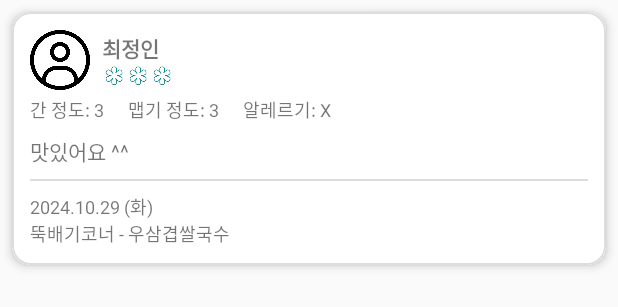
After one commit to SSU-CHELIN/ssu-chelin, an Android app: the layout item_nav2.xml on its own in the app's theme, with its tools: preview values and no code run, on a phone screen of 412 x 824 dp. The commit adds this screen. Shown: the top 307 px of the screen. Run offline under Robolectric (Android 15) with nearby library versions, the phone set to English and light mode, and no system bars.

Commit message:
2번쨰 네비게이션

```diff
--- a/app/src/main/java/com/example/ssuchelin/review/SubCategoryFragment.java
+++ b/app/src/main/java/com/example/ssuchelin/review/SubCategoryFragment.java
@@ -275,7 +275,7 @@ public class SubCategoryFragment extends Fragment {
         @NonNull
         @Override
         public ReviewViewHolder onCreateViewHolder(@NonNull ViewGroup parent, int viewType) {
-            View view = LayoutInflater.from(parent.getContext()).inflate(R.layout.overview_review_item, parent, false);
+            View view = LayoutInflater.from(parent.getContext()).inflate(R.layout.item_nav2, parent, false);
             return new ReviewViewHolder(view);
         }
 
@@ -291,10 +291,6 @@ public class SubCategoryFragment extends Fragment {
             holder.star2.setImageResource(review.getStarCount() >= 2 ? R.drawable.star_100 : R.drawable.star_0);
             holder.star3.setImageResource(review.getStarCount() >= 3 ? R.drawable.star_100 : R.drawable.star_0);
 
-            // 수정 버튼 클릭 시 예시
-            holder.editbtn.setOnClickListener(v -> {
-                Toast.makeText(getContext(), "수정 기능 예시: " + review.getUserReview(), Toast.LENGTH_SHORT).show();
-            });
         }
 
         @Override
@@ -310,7 +306,6 @@ public class SubCategoryFragment extends Fragment {
         class ReviewViewHolder extends RecyclerView.ViewHolder {
             TextView usernameTextView, reviewTextView;
             ImageView star1, star2, star3; // ImageView로 변경
-            TextView editbtn;
 
             public ReviewViewHolder(@NonNull View itemView) {
                 super(itemView);
@@ -319,7 +314,6 @@ public class SubCategoryFragment extends Fragment {
                 star1 = itemView.findViewById(R.id.review_star1);
                 star2 = itemView.findViewById(R.id.review_star2);
                 star3 = itemView.findViewById(R.id.review_star3);
-                editbtn = itemView.findViewById(R.id.edit_button);
             }
         }
     }
--- /dev/null
+++ b/app/src/main/res/layout/item_nav2.xml
@@ -0,0 +1,155 @@
+<?xml version="1.0" encoding="utf-8"?>
+<androidx.cardview.widget.CardView
+    xmlns:android="http://schemas.android.com/apk/res/android"
+    xmlns:app="http://schemas.android.com/apk/res-auto"
+    android:layout_width="match_parent"
+    android:layout_height="wrap_content"
+    android:layout_margin="8dp"
+    app:cardCornerRadius="12dp"
+    app:cardElevation="4dp"
+    app:cardBackgroundColor="@android:color/white">
+
+    <androidx.constraintlayout.widget.ConstraintLayout
+        android:layout_width="match_parent"
+        android:layout_height="wrap_content">
+
+        <LinearLayout
+            android:layout_width="match_parent"
+            android:layout_height="wrap_content"
+            android:orientation="vertical"
+            android:layout_marginBottom="8dp"
+            android:padding="12dp"
+            android:background="@drawable/review_item_background"
+            app:layout_constraintTop_toTopOf="parent"
+            app:layout_constraintStart_toStartOf="parent"
+            app:layout_constraintEnd_toEndOf="parent">
+
+            <!-- 리뷰 상단 (프로필, 별점, 수정 버튼) -->
+            <LinearLayout
+                android:layout_width="match_parent"
+                android:layout_height="wrap_content"
+                android:orientation="horizontal"
+                android:gravity="center_vertical">
+
+                <!-- 프로필 사진 -->
+                <ImageView
+                    android:id="@+id/profile_image"
+                    android:layout_width="40dp"
+                    android:layout_height="40dp"
+                    android:src="@drawable/none_pro"
+                    android:contentDescription="Profile Picture"
+                    android:backgroundTint="#CCCCCC"
+                    android:scaleType="centerCrop" />
+
+                <!-- 이름과 별점 -->
+                <LinearLayout
+                    android:layout_width="0dp"
+                    android:layout_height="wrap_content"
+                    android:layout_weight="1"
+                    android:orientation="vertical"
+                    android:paddingStart="8dp">
+
+                    <TextView
+                        android:id="@+id/review_username"
+                        android:layout_width="wrap_content"
+                        android:layout_height="wrap_content"
+                        android:text="최정인"
+                        android:textSize="14sp"
+                        android:textStyle="bold" />
+
+                    <LinearLayout
+                        android:layout_width="wrap_content"
+                        android:layout_height="wrap_content"
+                        android:orientation="horizontal">
+
+                        <ImageView
+                            android:id="@+id/review_star1"
+                            android:layout_width="16dp"
+                            android:layout_height="16dp"
+                            android:src="@drawable/star_100" />
+
+                        <ImageView
+                            android:id="@+id/review_star2"
+                            android:layout_width="16dp"
+                            android:layout_height="16dp"
+                            android:src="@drawable/star_100" />
+
+                        <ImageView
+                            android:id="@+id/review_star3"
+                            android:layout_width="16dp"
+                            android:layout_height="16dp"
+                            android:src="@drawable/star_100" />
+                    </LinearLayout>
+                </LinearLayout>
+            </LinearLayout>
+
+            <LinearLayout
+                android:layout_width="wrap_content"
+                android:layout_height="wrap_content"
+                android:orientation="horizontal"
+                android:layout_marginTop="4dp">
+
+                <!-- 간 정도 -->
+                <TextView
+                    android:id="@+id/salt_level"
+                    android:layout_width="wrap_content"
+                    android:layout_height="wrap_content"
+                    android:text="간 정도: 3"
+                    android:textSize="12sp" />
+
+                <!-- 맵기 정도 -->
+                <TextView
+                    android:id="@+id/spicy_level"
+                    android:layout_width="wrap_content"
+                    android:layout_height="wrap_content"
+                    android:text="맵기 정도: 3"
+                    android:textSize="12sp"
+                    android:layout_marginStart="16dp"/>
+
+                <!-- 알레르기 정보 -->
+                <TextView
+                    android:id="@+id/allergy_info"
+                    android:layout_width="wrap_content"
+                    android:layout_height="wrap_content"
+                    android:text="알레르기: X"
+                    android:textSize="12sp"
+                    android:layout_marginStart="16dp"/>
+
+            </LinearLayout>
+
+            <!-- 리뷰 내용 -->
+            <TextView
+                android:id="@+id/review_content"
+                android:layout_width="wrap_content"
+                android:layout_height="wrap_content"
+                android:text="맛있어요 ^^"
+                android:layout_marginTop="8dp"
+                android:textSize="14sp" />
+
+            <!-- 날짜 및 메뉴 정보 -->
+            <View
+                android:layout_width="match_parent"
+                android:layout_height="1dp"
+                android:background="#DDDDDD"
+                android:layout_marginVertical="8dp" />
+
+            <TextView
+                android:id="@+id/review_date"
+                android:layout_width="wrap_content"
+                android:layout_height="wrap_content"
+                android:text="2024.10.29 (화)"
+                android:textSize="12sp" />
+
+            <TextView
+                android:id="@+id/review_menu"
+                android:layout_width="wrap_content"
+                android:layout_height="wrap_content"
+                android:text="뚝배기코너 - 우삼겹쌀국수"
+                android:textSize="12sp" />
+
+
+
+        </LinearLayout>
+
+    </androidx.constraintlayout.widget.ConstraintLayout>
+</androidx.cardview.widget.CardView>
```
